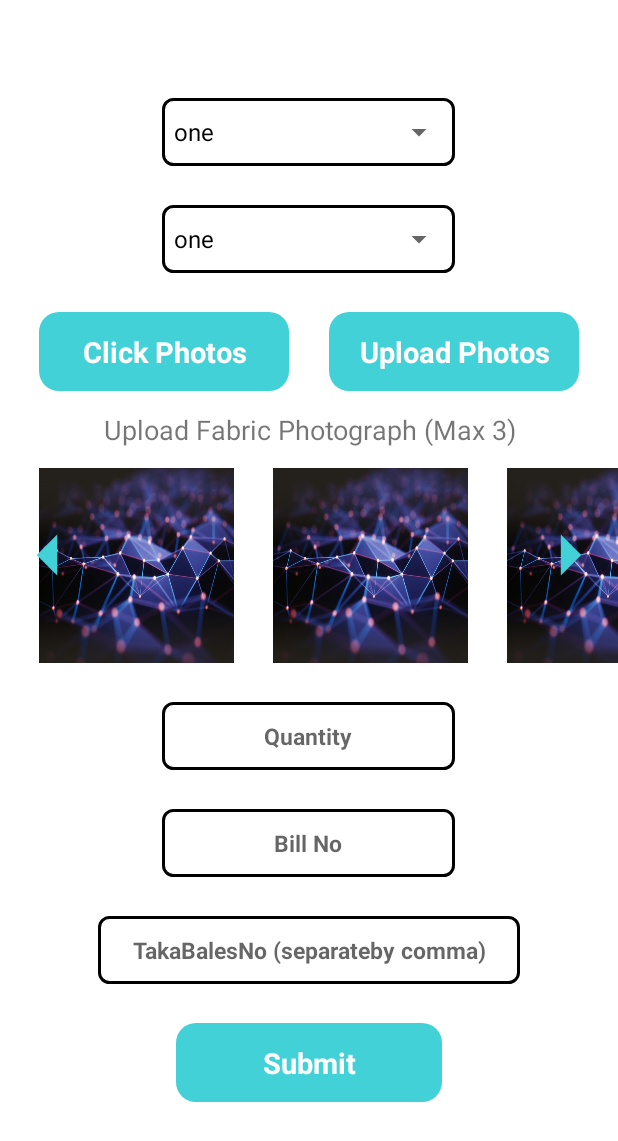
After one commit to GondaliyaPrit/AMP, an Android app: the AddFabricActivity screen opened directly, with no data from a screen before it, on a phone screen of 412 x 824 dp. The commit adds this screen. Shown: the top 1141 px of the screen. Run offline under Robolectric (Android 15) with nearby library versions, the phone set to English and light mode, and no system bars; our stand-ins replace sdp/ssp sizes.

Commit message:
fabric screen ui commit by sanket at 5-07-2022

```diff
--- a/app/src/main/AndroidManifest.xml
+++ b/app/src/main/AndroidManifest.xml
@@ -21,7 +21,7 @@
         android:theme="@style/Theme.AMP"
         tools:targetApi="31">
         <activity
-            android:name=".Screens.SplashScreen"
+            android:name=".Screens.SplashActivity"
             android:exported="true">
             <intent-filter>
                 <action android:name="android.intent.action.MAIN" />
@@ -29,10 +29,11 @@
                 <category android:name="android.intent.category.LAUNCHER" />
             </intent-filter>
         </activity>
-        <activity android:name=".Screens.loginscreen" />
+        <activity android:name=".Screens.LoginActivity" />
         <activity android:name=".Screens.HomeActivity" />
         <activity android:name=".Screens.ScanActivity" />
         <activity android:name=".Screens.SKUCodeActivity" />
+        <activity android:name=".Screens.AddFabricActivity" />
     </application>
 
 </manifest>
--- /dev/null
+++ b/app/src/main/java/com/amp/Screens/AddFabricActivity.java
@@ -0,0 +1,43 @@
+package com.amp.Screens;
+
+import androidx.appcompat.app.AppCompatActivity;
+import androidx.recyclerview.widget.LinearLayoutManager;
+import androidx.recyclerview.widget.RecyclerView;
+
+import android.content.Context;
+import android.os.Bundle;
+import android.widget.ArrayAdapter;
+
+import com.amp.R;
+import com.amp.adapters.FabricImagesAdapter;
+import com.amp.databinding.ActivityAddFabricBinding;
+
+public class AddFabricActivity extends AppCompatActivity {
+
+    ActivityAddFabricBinding binding;
+    String[] items = new String[]{"one", "two", "three"};
+    Context context;
+    int[] images = new int[]{R.drawable.demo,R.drawable.demo,R.drawable.demo};
+
+    @Override
+    protected void onCreate(Bundle savedInstanceState) {
+        super.onCreate(savedInstanceState);
+        binding = ActivityAddFabricBinding.inflate(getLayoutInflater());
+        setdata();
+        initclicklistener();
+        setContentView(binding.getRoot());
+    }
+
+    private void setdata() {
+        context = this;
+        ArrayAdapter<String> adapter = new ArrayAdapter<>(this,android.R.layout.simple_spinner_dropdown_item, items);
+        binding.spinner1.setAdapter(adapter);
+        binding.spinner2.setAdapter(adapter);
+        binding.rvimages.setLayoutManager(new LinearLayoutManager(context, RecyclerView.HORIZONTAL,false));
+        FabricImagesAdapter fabricImagesAdapter = new FabricImagesAdapter(context,images);
+        binding.rvimages.setAdapter(fabricImagesAdapter);
+    }
+
+    private void initclicklistener() {
+    }
+}
--- a/app/src/main/java/com/amp/Screens/HomeActivity.java
+++ b/app/src/main/java/com/amp/Screens/HomeActivity.java
@@ -2,6 +2,7 @@ package com.amp.Screens;
 
 import androidx.appcompat.app.AppCompatActivity;
 
+import android.content.Context;
 import android.content.Intent;
 import android.os.Bundle;
 import android.view.View;
@@ -11,6 +12,7 @@ import com.amp.databinding.ActivityHomeBinding;
 
 public class HomeActivity extends AppCompatActivity {
     ActivityHomeBinding binding ;
+    Context context;
 
     @Override
     protected void onCreate(Bundle savedInstanceState) {
@@ -18,13 +20,12 @@ public class HomeActivity extends AppCompatActivity {
         binding =ActivityHomeBinding.inflate(getLayoutInflater());
         setContentView(binding.getRoot());
 
-
-
+        context = HomeActivity.this;
 
         binding.btnscan.setOnClickListener(new View.OnClickListener() {
             @Override
             public void onClick(View v) {
-                startActivity(new Intent(HomeActivity.this,ScanActivity.class));
+                startActivity(new Intent(context,ScanActivity.class));
             }
         });
 
@@ -32,7 +33,14 @@ public class HomeActivity extends AppCompatActivity {
         binding.enterview.setOnClickListener(new View.OnClickListener() {
             @Override
             public void onClick(View v) {
-                startActivity(new Intent(HomeActivity.this,SKUCodeActivity.class));
+                startActivity(new Intent(context,SKUCodeActivity.class));
+            }
+        });
+
+        binding.txtfabric.setOnClickListener(new View.OnClickListener() {
+            @Override
+            public void onClick(View view) {
+                startActivity(new Intent(context,AddFabricActivity.class));
             }
         });
     }
--- a/app/src/main/java/com/amp/Screens/loginscreen.java
+++ b/app/src/main/java/com/amp/Screens/LoginActivity.java
@@ -6,10 +6,9 @@ import android.content.Intent;
 import android.os.Bundle;
 import android.view.View;
 
-import com.amp.R;
 import com.amp.databinding.ActivityLoginscreenBinding;
 
-public class loginscreen extends AppCompatActivity {
+public class LoginActivity extends AppCompatActivity {
     ActivityLoginscreenBinding binding ;
     @Override
     protected void onCreate(Bundle savedInstanceState) {
@@ -22,7 +21,7 @@ public class loginscreen extends AppCompatActivity {
         binding.btnsignin.setOnClickListener(new View.OnClickListener() {
             @Override
             public void onClick(View v) {
-                    startActivity(new Intent(loginscreen.this,HomeActivity.class));
+                    startActivity(new Intent(LoginActivity.this,HomeActivity.class));
                     finish();
             }
         });
--- a/app/src/main/java/com/amp/Screens/SplashScreen.java
+++ b/app/src/main/java/com/amp/Screens/SplashActivity.java
@@ -5,10 +5,9 @@ import android.content.Intent;
 import android.os.Bundle;
 import android.os.Handler;
 
-import com.amp.R;
 import com.amp.databinding.ActivitySplashScreenBinding;
 
-public class SplashScreen extends AppCompatActivity {
+public class SplashActivity extends AppCompatActivity {
 
     ActivitySplashScreenBinding binding ;
 
@@ -21,7 +20,7 @@ public class SplashScreen extends AppCompatActivity {
         new Handler().postDelayed(new Runnable() {
             @Override
             public void run() {
-                Intent intent = new Intent(SplashScreen.this,loginscreen.class);
+                Intent intent = new Intent(SplashActivity.this, LoginActivity.class);
                 startActivity(intent);
                 finish();
             }
--- /dev/null
+++ b/app/src/main/java/com/amp/adapters/FabricImagesAdapter.java
@@ -0,0 +1,50 @@
+package com.amp.adapters;
+
+import android.content.Context;
+import android.view.LayoutInflater;
+import android.view.View;
+import android.view.ViewGroup;
+import android.widget.ImageView;
+
+import androidx.annotation.NonNull;
+import androidx.recyclerview.widget.RecyclerView;
+
+import com.amp.R;
+
+public class FabricImagesAdapter extends RecyclerView.Adapter<FabricImagesAdapter.ImageClass> {
+    Context context;
+    int[] images;
+
+    public FabricImagesAdapter(Context context, int[] images) {
+        this.context = context;
+        this.images = images;
+    }
+
+    @NonNull
+    @Override
+    public ImageClass onCreateViewHolder(@NonNull ViewGroup parent, int viewType) {
+        View view = LayoutInflater.from(context).inflate(R.layout.images_items, parent, false);
+        ImageClass imageClass = new ImageClass(view);
+        return imageClass;
+    }
+
+    @Override
+    public void onBindViewHolder(@NonNull ImageClass holder, int position) {
+        holder.imgfadle.setImageResource(images[position]);
+    }
+
+
+    @Override
+    public int getItemCount() {
+        return images.length;
+    }
+
+    public class ImageClass extends RecyclerView.ViewHolder {
+        ImageView imgfadle;
+
+        public ImageClass(@NonNull View itemView) {
+            super(itemView);
+            imgfadle = itemView.findViewById(R.id.imgfadle);
+        }
+    }
+}
--- /dev/null
+++ b/app/src/main/res/drawable/ic_arrow_left.xml
@@ -0,0 +1,10 @@
+<vector xmlns:android="http://schemas.android.com/apk/res/android"
+    android:width="24dp"
+    android:height="24dp"
+    android:tint="@color/appcolor"
+    android:viewportWidth="24"
+    android:viewportHeight="24">
+    <path
+        android:fillColor="@android:color/white"
+        android:pathData="M14,7l-5,5 5,5V7z" />
+</vector>
--- /dev/null
+++ b/app/src/main/res/drawable/ic_arrow_right.xml
@@ -0,0 +1,10 @@
+<vector xmlns:android="http://schemas.android.com/apk/res/android"
+    android:width="24dp"
+    android:height="24dp"
+    android:tint="@color/appcolor"
+    android:viewportWidth="24"
+    android:viewportHeight="24">
+    <path
+        android:fillColor="@android:color/white"
+        android:pathData="M10,17l5,-5 -5,-5v10z" />
+</vector>
--- /dev/null
+++ b/app/src/main/res/layout/activity_add_fabric.xml
@@ -0,0 +1,216 @@
+<?xml version="1.0" encoding="utf-8"?>
+<ScrollView xmlns:android="http://schemas.android.com/apk/res/android"
+    xmlns:tools="http://schemas.android.com/tools"
+    android:layout_width="match_parent"
+    android:layout_height="match_parent"
+    android:background="@color/white"
+    tools:context=".Screens.AddFabricActivity">
+
+    <LinearLayout
+        android:layout_width="match_parent"
+        android:layout_height="match_parent"
+        android:orientation="vertical">
+
+        <RelativeLayout
+            android:id="@+id/rlspinner1"
+            android:layout_width="@dimen/_150sdp"
+            android:layout_height="wrap_content"
+            android:layout_gravity="center_horizontal"
+            android:layout_marginTop="@dimen/_50sdp"
+            android:background="@drawable/bg_white_border">
+
+            <Spinner
+                android:id="@+id/spinner1"
+                android:layout_width="match_parent"
+                android:layout_height="@dimen/_35sdp" />
+        </RelativeLayout>
+
+        <RelativeLayout
+            android:id="@+id/rlspinner2"
+            android:layout_width="@dimen/_150sdp"
+            android:layout_height="wrap_content"
+            android:layout_below="@id/rlspinner1"
+            android:layout_gravity="center_horizontal"
+            android:layout_marginTop="@dimen/_20sdp"
+            android:background="@drawable/bg_white_border">
+
+            <Spinner
+                android:id="@+id/spinner2"
+                android:layout_width="match_parent"
+                android:layout_height="@dimen/_35sdp" />
+        </RelativeLayout>
+
+        <LinearLayout
+            android:id="@+id/lltakeimage"
+            android:layout_width="match_parent"
+            android:layout_height="wrap_content"
+            android:layout_below="@id/rlspinner2"
+            android:layout_marginLeft="@dimen/_20sdp"
+            android:layout_marginTop="@dimen/_20sdp"
+            android:layout_marginRight="@dimen/_20sdp"
+            android:orientation="horizontal">
+
+            <RelativeLayout
+                android:layout_width="@dimen/_120sdp"
+                android:layout_height="wrap_content"
+                android:layout_below="@id/logoimg"
+                android:layout_marginRight="@dimen/_10sdp"
+                android:layout_weight="1"
+                android:background="@drawable/corner_round"
+                android:backgroundTint="@color/appcolor">
+
+                <TextView
+                    android:id="@+id/btnclickphoto"
+                    android:layout_width="wrap_content"
+                    android:layout_height="wrap_content"
+                    android:layout_centerHorizontal="true"
+                    android:background="?selectableItemBackgroundBorderless"
+                    android:clickable="true"
+                    android:focusable="true"
+                    android:gravity="center"
+                    android:paddingTop="@dimen/_10sdp"
+                    android:paddingBottom="@dimen/_10sdp"
+                    android:text="Click Photos"
+                    android:textColor="@color/white"
+                    android:textSize="@dimen/_15sdp"
+                    android:textStyle="bold" />
+            </RelativeLayout>
+
+            <RelativeLayout
+                android:layout_width="@dimen/_120sdp"
+                android:layout_height="wrap_content"
+                android:layout_below="@id/logoimg"
+                android:layout_marginLeft="@dimen/_10sdp"
+                android:layout_weight="1"
+                android:background="@drawable/corner_round"
+                android:backgroundTint="@color/appcolor">
+
+                <TextView
+                    android:id="@+id/btnuploadimage"
+                    android:layout_width="wrap_content"
+                    android:layout_height="wrap_content"
+                    android:layout_centerHorizontal="true"
+                    android:background="?selectableItemBackgroundBorderless"
+                    android:clickable="true"
+                    android:focusable="true"
+                    android:gravity="center"
+                    android:paddingTop="@dimen/_10sdp"
+                    android:paddingBottom="@dimen/_10sdp"
+                    android:text="Upload Photos"
+                    android:textColor="@color/white"
+                    android:textSize="@dimen/_15sdp"
+                    android:textStyle="bold" />
+            </RelativeLayout>
+        </LinearLayout>
+
+        <TextView
+            android:id="@+id/txtalreat"
+            android:layout_width="match_parent"
+            android:layout_height="wrap_content"
+            android:layout_below="@id/lltakeimage"
+            android:layout_marginTop="@dimen/_10sdp"
+            android:gravity="center"
+            android:text="Upload Fabric Photograph (Max 3)"
+            android:textSize="@dimen/_14sdp" />
+
+        <RelativeLayout
+            android:layout_width="match_parent"
+            android:layout_height="wrap_content">
+
+
+
+            <androidx.recyclerview.widget.RecyclerView
+                android:id="@+id/rvimages"
+                android:layout_width="match_parent"
+                android:layout_height="wrap_content"
+                android:layout_marginTop="@dimen/_10sdp" />
+            <ImageView
+                android:layout_width="@dimen/_50sdp"
+                android:layout_height="@dimen/_50sdp"
+                android:layout_alignParentLeft="true"
+                android:layout_centerVertical="true"
+                android:src="@drawable/ic_arrow_left" />
+            <ImageView
+                android:layout_width="@dimen/_50sdp"
+                android:layout_height="@dimen/_50sdp"
+                android:layout_alignParentRight="true"
+                android:layout_centerVertical="true"
+                android:scaleType="fitXY"
+                android:src="@drawable/ic_arrow_right" />
+        </RelativeLayout>
+
+
+        <EditText
+            android:id="@+id/edquntity"
+            android:layout_width="@dimen/_150sdp"
+            android:layout_height="@dimen/_35sdp"
+            android:layout_gravity="center_horizontal"
+            android:layout_marginTop="@dimen/_20sdp"
+            android:background="@drawable/bg_white_border"
+            android:gravity="center"
+            android:hint="Quantity"
+            android:padding="@dimen/_5sdp"
+            android:textColor="@color/black"
+            android:textSize="@dimen/_12ssp"
+            android:textStyle="bold" />
+
+        <EditText
+            android:id="@+id/edbillno"
+            android:layout_width="@dimen/_150sdp"
+            android:layout_height="@dimen/_35sdp"
+            android:layout_gravity="center_horizontal"
+            android:layout_marginTop="@dimen/_20sdp"
+            android:background="@drawable/bg_white_border"
+            android:gravity="center"
+            android:hint="Bill No"
+            android:padding="@dimen/_5sdp"
+            android:textColor="@color/black"
+            android:textSize="@dimen/_12ssp"
+            android:textStyle="bold" />
+
+        <EditText
+            android:id="@+id/edbalesno"
+            android:layout_width="match_parent"
+            android:layout_height="@dimen/_35sdp"
+            android:layout_gravity="center_horizontal"
+            android:layout_marginLeft="@dimen/_50sdp"
+            android:layout_marginTop="@dimen/_20sdp"
+            android:layout_marginRight="@dimen/_50sdp"
+            android:background="@drawable/bg_white_border"
+            android:gravity="center"
+            android:hint="TakaBalesNo (separateby comma)"
+            android:padding="@dimen/_5sdp"
+            android:textColor="@color/black"
+            android:textSize="@dimen/_12ssp"
+            android:textStyle="bold" />
+
+        <RelativeLayout
+            android:layout_width="match_parent"
+            android:layout_height="wrap_content"
+            android:layout_below="@id/logoimg"
+            android:layout_marginLeft="@dimen/_90sdp"
+            android:layout_marginTop="@dimen/_20sdp"
+            android:layout_marginRight="@dimen/_90sdp"
+            android:layout_weight="1"
+            android:background="@drawable/corner_round"
+            android:backgroundTint="@color/appcolor">
+
+            <TextView
+                android:id="@+id/btnsubmit"
+                android:layout_width="match_parent"
+                android:layout_height="wrap_content"
+                android:layout_centerHorizontal="true"
+                android:background="?selectableItemBackgroundBorderless"
+                android:clickable="true"
+                android:focusable="true"
+                android:gravity="center"
+                android:paddingTop="@dimen/_10sdp"
+                android:paddingBottom="@dimen/_10sdp"
+                android:text="Submit"
+                android:textColor="@color/white"
+                android:textSize="@dimen/_15sdp"
+                android:textStyle="bold" />
+        </RelativeLayout>
+
+    </LinearLayout>
+</ScrollView>
--- a/app/src/main/res/layout/activity_home.xml
+++ b/app/src/main/res/layout/activity_home.xml
@@ -72,6 +72,33 @@
                 android:textStyle="bold" />
         </RelativeLayout>
 
+        <RelativeLayout
+            android:id="@+id/fabriclayout"
+            android:layout_width="match_parent"
+            android:layout_height="wrap_content"
+            android:layout_marginLeft="@dimen/_15sdp"
+            android:layout_below="@id/entercodelayout"
+            android:layout_marginTop="@dimen/_20sdp"
+            android:layout_marginRight="@dimen/_10sdp"
+            android:backgroundTint="@color/appcolor"
+            android:background="@drawable/corner_round">
+
+            <TextView
+                android:id="@+id/txtfabric"
+                android:layout_width="match_parent"
+                android:layout_height="wrap_content"
+                android:background="?selectableItemBackgroundBorderless"
+                android:clickable="true"
+                android:focusable="true"
+                android:gravity="center"
+                android:paddingTop="@dimen/_10sdp"
+                android:paddingBottom="@dimen/_10sdp"
+                android:text="Add Fabric"
+                android:textColor="@color/white"
+                android:textSize="@dimen/_15sdp"
+                android:textStyle="bold" />
+        </RelativeLayout>
+
     </RelativeLayout>
 
 
--- a/app/src/main/res/layout/activity_loginscreen.xml
+++ b/app/src/main/res/layout/activity_loginscreen.xml
@@ -4,7 +4,7 @@
     xmlns:tools="http://schemas.android.com/tools"
     android:layout_width="match_parent"
     android:background="@color/white"
-    tools:context=".Screens.loginscreen"
+    tools:context=".Screens.LoginActivity"
     android:layout_height="match_parent">
 
     <RelativeLayout
--- a/app/src/main/res/layout/activity_splash_screen.xml
+++ b/app/src/main/res/layout/activity_splash_screen.xml
@@ -5,7 +5,7 @@
     xmlns:tools="http://schemas.android.com/tools"
     android:layout_width="match_parent"
     android:layout_height="match_parent"
-    tools:context=".Screens.SplashScreen">
+    tools:context=".Screens.SplashActivity">
 
     <ImageView
         android:layout_width="@dimen/_100sdp"
--- /dev/null
+++ b/app/src/main/res/layout/images_items.xml
@@ -0,0 +1,13 @@
+<?xml version="1.0" encoding="utf-8"?>
+<LinearLayout xmlns:android="http://schemas.android.com/apk/res/android"
+    android:layout_width="wrap_content"
+    android:layout_marginLeft="@dimen/_20sdp"
+    android:layout_height="wrap_content">
+    <ImageView
+        android:id="@+id/imgfadle"
+        android:layout_width="@dimen/_100sdp"
+        android:layout_height="@dimen/_100sdp"
+        android:scaleType="fitXY"
+        android:src="@drawable/logo"/>
+
+</LinearLayout>
--- /dev/null
+++ b/app/src/main/res/layout/spinner_item.xml
@@ -0,0 +1,18 @@
+<?xml version="1.0" encoding="utf-8"?>
+<RelativeLayout xmlns:android="http://schemas.android.com/apk/res/android"
+    android:layout_width="match_parent"
+    android:layout_height="match_parent">
+
+    <TextView
+        xmlns:android="http://schemas.android.com/apk/res/android"
+        android:id="@android:id/text1"
+        style="?android:attr/spinnerItemStyle"
+        android:layout_width="wrap_content"
+        android:layout_height="wrap_content"
+        android:singleLine="true"
+        android:text="sjvdhh"
+        android:textSize="@dimen/_20sdp"
+        android:drawablePadding="@dimen/_10sdp"
+        />
+
+</RelativeLayout>
--- a/settings.gradle
+++ b/settings.gradle
@@ -3,6 +3,7 @@ pluginManagement {
         gradlePluginPortal()
         google()
         mavenCentral()
+        maven { url 'https://jitpack.io' }
     }
 }
 dependencyResolutionManagement {
@@ -10,6 +11,7 @@ dependencyResolutionManagement {
     repositories {
         google()
         mavenCentral()
+        maven { url 'https://jitpack.io' }
     }
 }
 rootProject.name = "AMP"
```
Also changed, not shown: app/src/main/res/drawable/demo.jpg (added).
